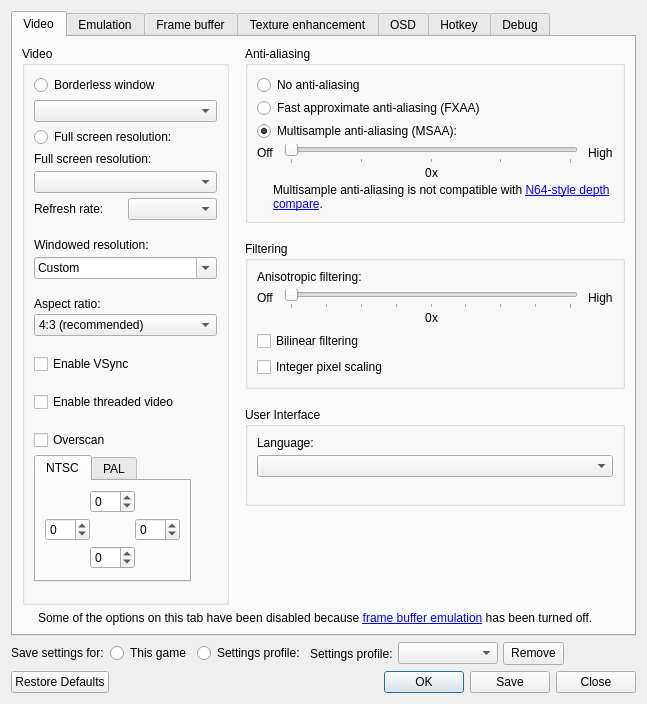
The window that Source/3rdParty/mupen64plus-video-GLideN64/src/GLideNUI/configDialog.ui (SatanNintendo/RMG) describes before a commit, drawn with Qt 5.
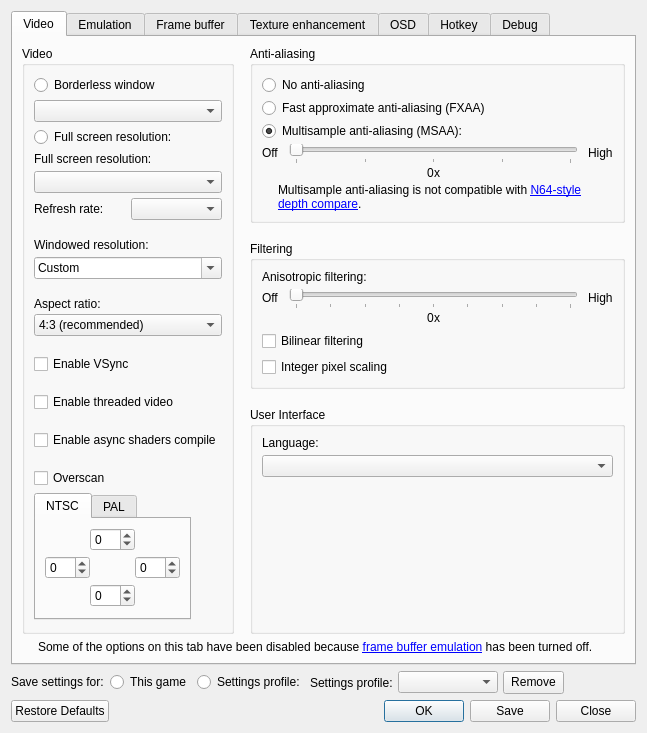
The same window after the commit. Icons and pictures are not drawn.

What changed in the file:
```diff
--- a/Source/3rdParty/mupen64plus-video-GLideN64/src/GLideNUI/configDialog.ui
+++ b/Source/3rdParty/mupen64plus-video-GLideN64/src/GLideNUI/configDialog.ui
@@ -245,6 +245,16 @@
               </property>
              </widget>
             </item>
+            <item>
+             <widget class="QCheckBox" name="asyncShadersCheckBox">
+              <property name="toolTip">
+               <string>&lt;html&gt;&lt;head/&gt;&lt;body&gt;&lt;p&gt;Asynchronous shaders compilation solves the "stuttering" problem at the cost of visual artifacts, which can be visible within one-two frames.&lt;/p&gt;&lt;p&gt;[Recommended: &lt;span style=&quot; font-style:italic;&quot;&gt;Usually off, unless there are performance issues&lt;/span&gt;]&lt;/p&gt;&lt;/body&gt;&lt;/html&gt;</string>
+              </property>
+              <property name="text">
+               <string>Enable async shaders compile</string>
+              </property>
+             </widget>
+            </item>
             <item>
              <widget class="QFrame" name="overscanFrame">
               <property name="minimumSize">
@@ -921,19 +931,6 @@
              </layout>
             </widget>
            </item>
-           <item>
-            <spacer name="userInterfaceSpacer">
-             <property name="orientation">
-              <enum>Qt::Orientation::Vertical</enum>
-             </property>
-             <property name="sizeHint" stdset="0">
-              <size>
-               <width>20</width>
-               <height>40</height>
-              </size>
-             </property>
-            </spacer>
-           </item>
           </layout>
          </item>
         </layout>
```
